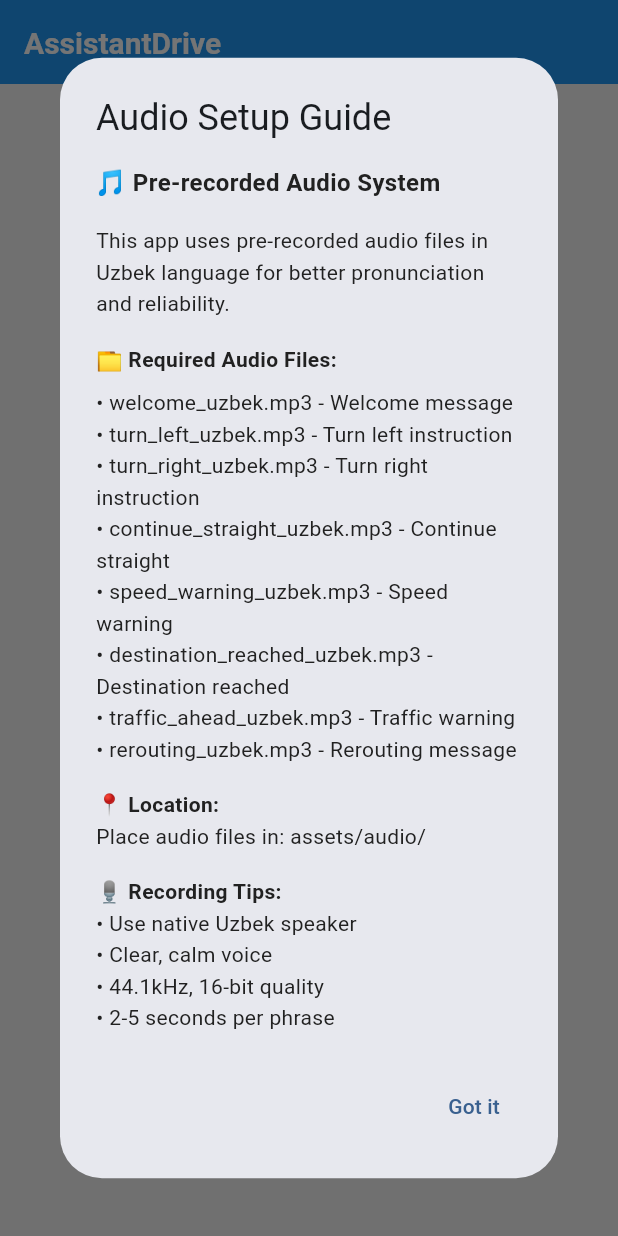
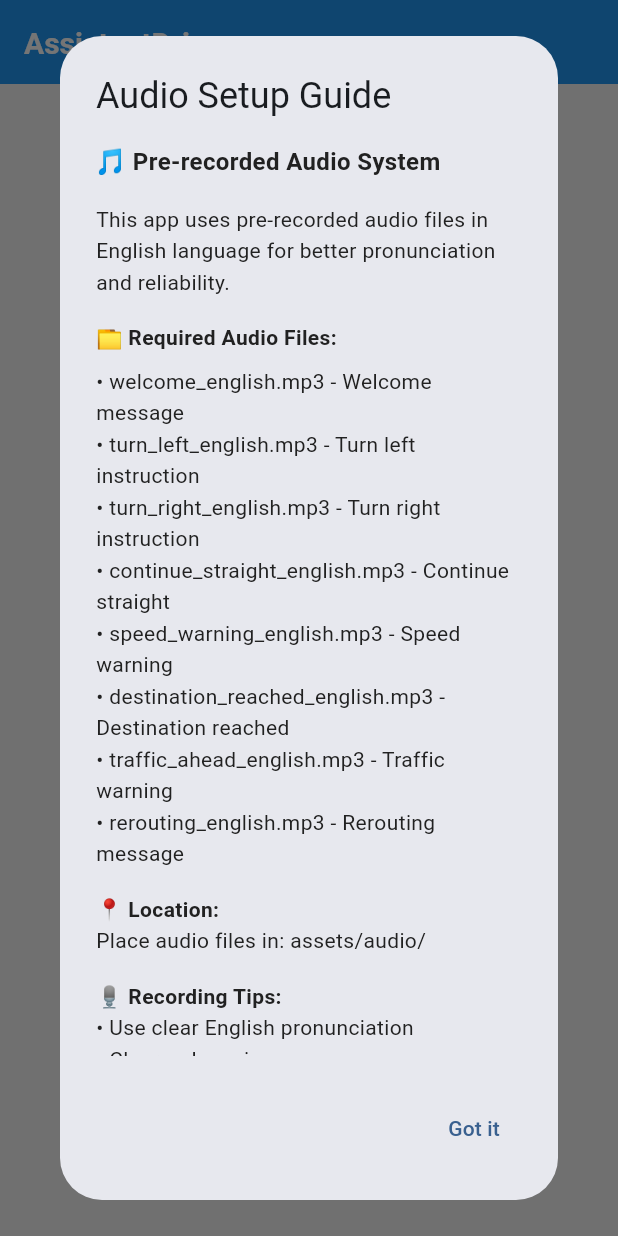
Before and after one commit to Sanjarbek17/AssistantDrive, a Flutter app: the screen it shows after launch, after a tap on "Test Welcome Audio", after a tap on "Stop Audio", after a tap on "Audio Setup Guide", on a phone screen of 412 x 824 dp. Run offline on Flutter 3.47's test engine with Material 3 defaults, Android fonts, the phone set to English and light mode, and no system bars; our stand-ins replace audioplayers, flutter_riverpod.

Commit message:
Update audio files to English language and adjust references in the app

```diff
--- a/lib/features/home/presentation/pages/home_page.dart
+++ b/lib/features/home/presentation/pages/home_page.dart
@@ -48,7 +48,7 @@ class _HomePageState extends ConsumerState<HomePage> {
       if (mounted) {
         ScaffoldMessenger.of(context).showSnackBar(
           const SnackBar(
-            content: Text('Audio file not found. Please add welcome_uzbek.mp3 to assets/audio/'),
+            content: Text('Audio file not found. Please add welcome_english.mp3 to assets/audio/'),
             duration: Duration(seconds: 3),
           ),
         );
@@ -144,23 +144,23 @@ class _HomePageState extends ConsumerState<HomePage> {
   String _getAudioDescription(String command) {
     switch (command) {
       case 'welcome':
-        return 'AssistantDrive ga xush kelibsiz!';
+        return 'Welcome to AssistantDrive!';
       case 'turn_left':
-        return 'Chapga burilinq';
+        return 'Turn left';
       case 'turn_right':
-        return "O'ngga burilinq";
+        return 'Turn right';
       case 'continue_straight':
-        return "To'g'ri davom eting";
+        return 'Continue straight';
       case 'speed_warning':
-        return 'Tezlikni kamaytiring';
+        return 'Reduce your speed';
       case 'destination_reached':
-        return 'Maqsadga yetib keldingiz';
+        return 'You have reached your destination';
       case 'traffic_ahead':
-        return 'Oldinda tirbandlik bor';
+        return 'Traffic ahead';
       case 'rerouting':
-        return "Yangi yo'l topilmoqda";
+        return 'Finding new route';
       default:
-        return 'Uzbek driving instruction';
+        return 'English driving instruction';
     }
   }
 
@@ -176,24 +176,24 @@ class _HomePageState extends ConsumerState<HomePage> {
             children: [
               Text('🎵 Pre-recorded Audio System', style: TextStyle(fontWeight: FontWeight.bold, fontSize: 16)),
               SizedBox(height: 16),
-              Text('This app uses pre-recorded audio files in Uzbek language for better pronunciation and reliability.'),
+              Text('This app uses pre-recorded audio files in English language for better pronunciation and reliability.'),
               SizedBox(height: 16),
               Text('📁 Required Audio Files:', style: TextStyle(fontWeight: FontWeight.bold)),
               SizedBox(height: 8),
-              Text('• welcome_uzbek.mp3 - Welcome message'),
-              Text('• turn_left_uzbek.mp3 - Turn left instruction'),
-              Text('• turn_right_uzbek.mp3 - Turn right instruction'),
-              Text('• continue_straight_uzbek.mp3 - Continue straight'),
-              Text('• speed_warning_uzbek.mp3 - Speed warning'),
-              Text('• destination_reached_uzbek.mp3 - Destination reached'),
-              Text('• traffic_ahead_uzbek.mp3 - Traffic warning'),
-              Text('• rerouting_uzbek.mp3 - Rerouting message'),
+              Text('• welcome_english.mp3 - Welcome message'),
+              Text('• turn_left_english.mp3 - Turn left instruction'),
+              Text('• turn_right_english.mp3 - Turn right instruction'),
+              Text('• continue_straight_english.mp3 - Continue straight'),
+              Text('• speed_warning_english.mp3 - Speed warning'),
+              Text('• destination_reached_english.mp3 - Destination reached'),
+              Text('• traffic_ahead_english.mp3 - Traffic warning'),
+              Text('• rerouting_english.mp3 - Rerouting message'),
               SizedBox(height: 16),
               Text('📍 Location:', style: TextStyle(fontWeight: FontWeight.bold)),
               Text('Place audio files in: assets/audio/'),
               SizedBox(height: 16),
               Text('🎙️ Recording Tips:', style: TextStyle(fontWeight: FontWeight.bold)),
-              Text('• Use native Uzbek speaker'),
+              Text('• Use clear English pronunciation'),
               Text('• Clear, calm voice'),
               Text('• 44.1kHz, 16-bit quality'),
               Text('• 2-5 seconds per phrase'),
--- a/lib/shared/services/audio_service.dart
+++ b/lib/shared/services/audio_service.dart
@@ -9,14 +9,14 @@ class AudioService {
 
   // Audio file paths for common driving assistant phrases
   static const Map<String, String> audioFiles = {
-    'welcome': 'audio/welcome_uzbek.mp3',
-    'turn_left': 'audio/turn_left_uzbek.mp3',
-    'turn_right': 'audio/turn_right_uzbek.mp3',
-    'continue_straight': 'audio/continue_straight_uzbek.mp3',
-    'speed_warning': 'audio/speed_warning_uzbek.mp3',
-    'destination_reached': 'audio/destination_reached_uzbek.mp3',
-    'traffic_ahead': 'audio/traffic_ahead_uzbek.mp3',
-    'rerouting': 'audio/rerouting_uzbek.mp3',
+    'welcome': 'audio/welcome_english.mp3',
+    'turn_left': 'audio/turn_left_english.mp3',
+    'turn_right': 'audio/turn_right_english.mp3',
+    'continue_straight': 'audio/continue_straight_english.mp3',
+    'speed_warning': 'audio/speed_warning_english.mp3',
+    'destination_reached': 'audio/destination_reached_english.mp3',
+    'traffic_ahead': 'audio/traffic_ahead_english.mp3',
+    'rerouting': 'audio/rerouting_english.mp3',
   };
 
   // Play specific audio file
```
Also changed, not shown: 1 other file.
